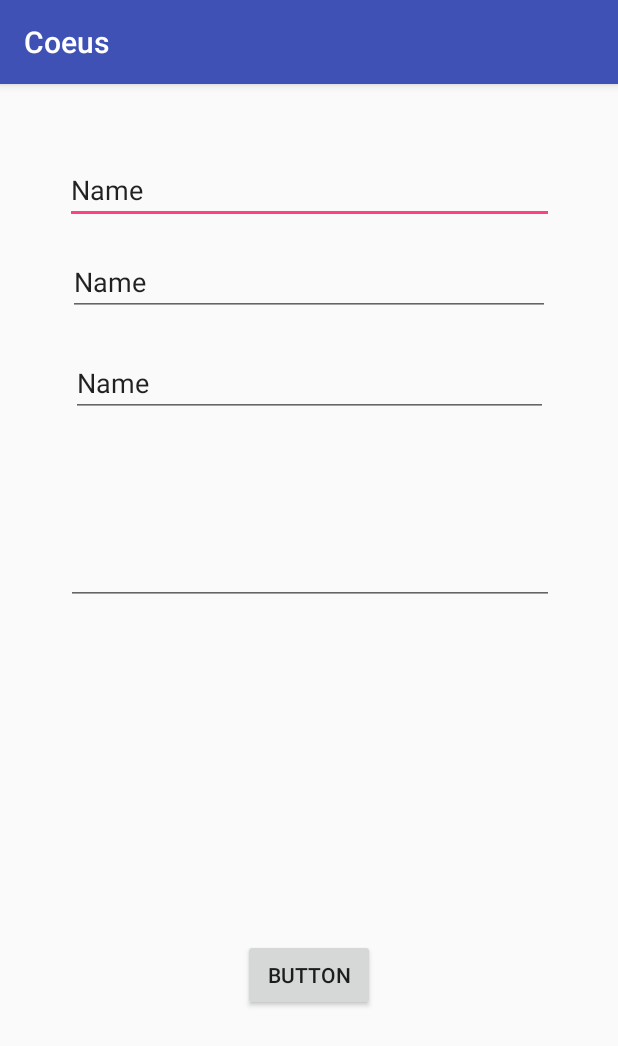
After one commit to shivendra29/Coeus, an Android app: the SignupActivity screen opened directly, with no data from a screen before it, on a phone screen of 412 x 824 dp. The commit adds this screen. Shown: the top 1046 px of the screen. Run offline under Robolectric (Android 15) with nearby library versions, the phone set to English and light mode, and no system bars.

Commit message:
working prototype
fixed image bug and layout view

```diff
--- a/app/src/main/AndroidManifest.xml
+++ b/app/src/main/AndroidManifest.xml
@@ -19,7 +19,8 @@
             </intent-filter>
         </activity>
         <activity android:name=".Activities.PostactivityList" />
-        <activity android:name=".Activities.AddPostActivity"></activity>
+        <activity android:name=".Activities.AddPostActivity" />
+        <activity android:name=".Activities.SignupActivity"></activity>
     </application>
 
 </manifest>
--- a/app/src/main/java/com/example/shivendra/coeus/Activities/AddPostActivity.java
+++ b/app/src/main/java/com/example/shivendra/coeus/Activities/AddPostActivity.java
@@ -16,6 +16,7 @@ import android.widget.Toast;
 import com.example.shivendra.coeus.Model.Blog;
 import com.example.shivendra.coeus.R;
 import com.google.android.gms.tasks.OnSuccessListener;
+import com.google.android.gms.tasks.Task;
 import com.google.firebase.auth.FirebaseAuth;
 import com.google.firebase.auth.FirebaseUser;
 import com.google.firebase.database.DatabaseReference;
@@ -103,19 +104,26 @@ public class AddPostActivity extends AppCompatActivity {
         if(!TextUtils.isEmpty(titleval) && !TextUtils.isEmpty(descval) && mImageUri!= null){
             //Time to upload!!
 
-            StorageReference filepath = mStorage.child("BlogImages").child(mImageUri.getLastPathSegment());
+            final StorageReference filepath = mStorage.child("BlogImages").child(mImageUri.getLastPathSegment());
+
             filepath.putFile(mImageUri).addOnSuccessListener(new OnSuccessListener<UploadTask.TaskSnapshot>() {
                 @Override
                 public void onSuccess(UploadTask.TaskSnapshot taskSnapshot) {
 
-                    Uri downloadurl = taskSnapshot.getUploadSessionUri();
+                    //Uri downloadurl = taskSnapshot.getUploadSessionUri();
+
+                    Task<Uri> urlTask = taskSnapshot.getStorage().getDownloadUrl();
+                    while (!urlTask.isSuccessful());
+                    Uri downloadUrl = urlTask.getResult();
+
+
 
                     DatabaseReference newPost = mPostDatabase.push();
 
                     Map<String,String> dataToSave = new HashMap<>();
                     dataToSave.put("title",titleval);
                     dataToSave.put("desc",descval);
-                    dataToSave.put("image",downloadurl.toString());
+                    dataToSave.put("image",downloadUrl.toString());
                     dataToSave.put("userid",mUser.getUid());
                     dataToSave.put("timestamp", String.valueOf(System.currentTimeMillis()));
 
--- /dev/null
+++ b/app/src/main/java/com/example/shivendra/coeus/Activities/SignupActivity.java
@@ -0,0 +1,15 @@
+package com.example.shivendra.coeus.Activities;
+
+import android.support.v7.app.AppCompatActivity;
+import android.os.Bundle;
+
+import com.example.shivendra.coeus.R;
+
+public class SignupActivity extends AppCompatActivity {
+
+    @Override
+    protected void onCreate(Bundle savedInstanceState) {
+        super.onCreate(savedInstanceState);
+        setContentView(R.layout.activity_signup);
+    }
+}
--- a/app/src/main/java/com/example/shivendra/coeus/Data/BlogRecyclerAdapter.java
+++ b/app/src/main/java/com/example/shivendra/coeus/Data/BlogRecyclerAdapter.java
@@ -59,6 +59,8 @@ public class BlogRecyclerAdapter extends RecyclerView.Adapter<BlogRecyclerAdapte
         Log.d("CHECK ERROR",imageUrl);
 
         Picasso.with(context).load(imageUrl).error(R.drawable.some).into(viewHolder.image);
+
+
     }
 
     @Override
--- /dev/null
+++ b/app/src/main/res/layout/activity_signup.xml
@@ -0,0 +1,94 @@
+<?xml version="1.0" encoding="utf-8"?>
+<android.support.constraint.ConstraintLayout xmlns:android="http://schemas.android.com/apk/res/android"
+    xmlns:app="http://schemas.android.com/apk/res-auto"
+    xmlns:tools="http://schemas.android.com/tools"
+    android:layout_width="match_parent"
+    android:layout_height="match_parent"
+    tools:context=".Activities.SignupActivity">
+
+    <EditText
+        android:id="@+id/editText"
+        android:layout_width="326dp"
+        android:layout_height="wrap_content"
+        android:layout_marginBottom="8dp"
+        android:layout_marginEnd="8dp"
+        android:layout_marginStart="8dp"
+        android:layout_marginTop="8dp"
+        android:ems="10"
+        android:inputType="textPersonName"
+        android:text="Name"
+        app:layout_constraintBottom_toBottomOf="parent"
+        app:layout_constraintEnd_toEndOf="parent"
+        app:layout_constraintHorizontal_bias="0.503"
+        app:layout_constraintStart_toStartOf="parent"
+        app:layout_constraintTop_toTopOf="parent"
+        app:layout_constraintVertical_bias="0.057" />
+
+    <EditText
+        android:id="@+id/editText4"
+        android:layout_width="318dp"
+        android:layout_height="wrap_content"
+        android:layout_marginBottom="8dp"
+        android:layout_marginEnd="8dp"
+        android:layout_marginStart="8dp"
+        android:layout_marginTop="8dp"
+        android:ems="10"
+        android:inputType="textPersonName"
+        android:text="Name"
+        app:layout_constraintBottom_toBottomOf="parent"
+        app:layout_constraintEnd_toEndOf="parent"
+        app:layout_constraintHorizontal_bias="0.503"
+        app:layout_constraintStart_toStartOf="parent"
+        app:layout_constraintTop_toBottomOf="@+id/editText3"
+        app:layout_constraintVertical_bias="0.025" />
+
+    <EditText
+        android:id="@+id/editText3"
+        android:layout_width="321dp"
+        android:layout_height="wrap_content"
+        android:layout_marginBottom="8dp"
+        android:layout_marginEnd="8dp"
+        android:layout_marginStart="8dp"
+        android:layout_marginTop="8dp"
+        android:ems="10"
+        android:inputType="textPersonName"
+        android:text="Name"
+        app:layout_constraintBottom_toBottomOf="parent"
+        app:layout_constraintEnd_toEndOf="parent"
+        app:layout_constraintStart_toStartOf="parent"
+        app:layout_constraintTop_toBottomOf="@+id/editText"
+        app:layout_constraintVertical_bias="0.013" />
+
+    <EditText
+        android:id="@+id/editText2"
+        android:layout_width="325dp"
+        android:layout_height="wrap_content"
+        android:layout_marginBottom="8dp"
+        android:layout_marginEnd="8dp"
+        android:layout_marginStart="8dp"
+        android:layout_marginTop="8dp"
+        android:ems="10"
+        android:inputType="textPassword"
+        app:layout_constraintBottom_toBottomOf="parent"
+        app:layout_constraintEnd_toEndOf="parent"
+        app:layout_constraintHorizontal_bias="0.511"
+        app:layout_constraintStart_toStartOf="parent"
+        app:layout_constraintTop_toBottomOf="@+id/editText"
+        app:layout_constraintVertical_bias="0.327" />
+
+    <Button
+        android:id="@+id/button"
+        android:layout_width="wrap_content"
+        android:layout_height="wrap_content"
+        android:layout_marginBottom="8dp"
+        android:layout_marginEnd="8dp"
+        android:layout_marginStart="8dp"
+        android:layout_marginTop="8dp"
+        android:text="Button"
+        app:layout_constraintBottom_toBottomOf="parent"
+        app:layout_constraintEnd_toEndOf="parent"
+        app:layout_constraintStart_toStartOf="parent"
+        app:layout_constraintTop_toBottomOf="@+id/editText2"
+        app:layout_constraintVertical_bias="0.601" />
+
+</android.support.constraint.ConstraintLayout>
--- a/app/src/main/res/layout/post_row.xml
+++ b/app/src/main/res/layout/post_row.xml
@@ -2,7 +2,8 @@
 <android.support.v7.widget.CardView
     xmlns:android="http://schemas.android.com/apk/res/android"
     android:layout_width="match_parent"
-    android:layout_height="match_parent">
+    android:layout_height="wrap_content"
+    android:paddingBottom="10dp">
 
     <LinearLayout
         android:layout_width="match_parent"
@@ -13,7 +14,9 @@
         <ImageView
             android:id="@+id/post_imageList"
             android:layout_width="match_parent"
-            android:layout_height="350dp"
+            android:paddingRight="10dp"
+            android:paddingLeft="10dp"
+            android:layout_height="wrap_content"
             android:adjustViewBounds="true"
             android:padding="15dp"
             android:cropToPadding="false"
```
